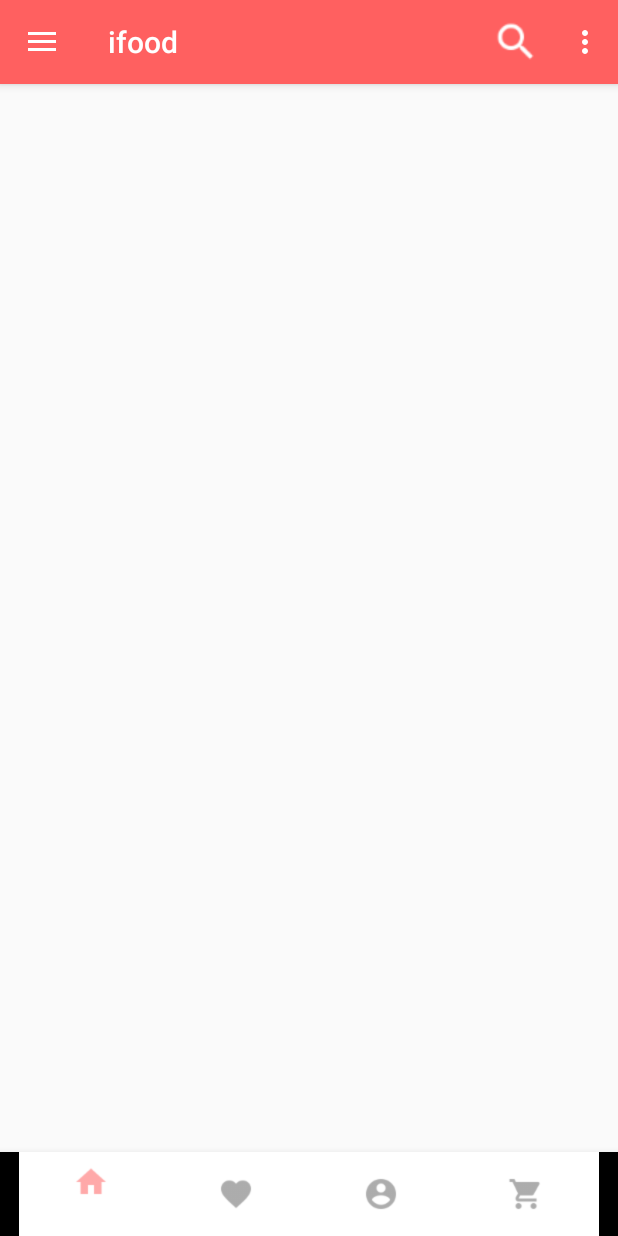
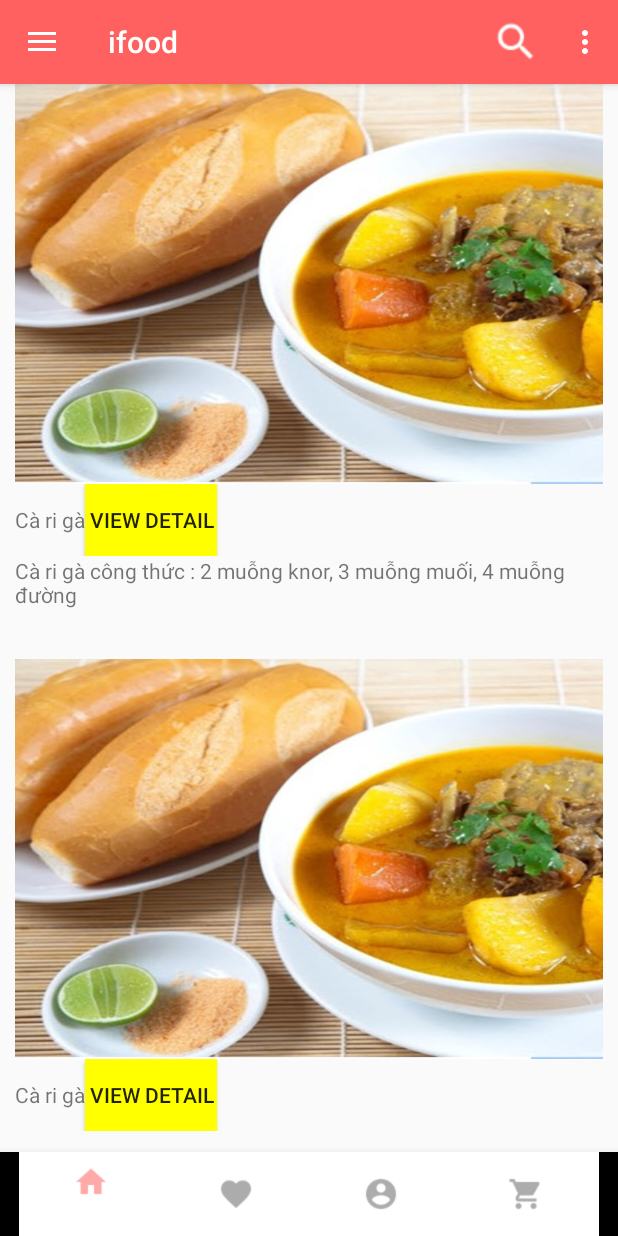
Before and after one commit to firepaperbird/project_iFood, an Android app: the screen it shows after launch (mainMenuActivity), on a phone screen of 412 x 824 dp. Run offline under Robolectric (Android 15) with nearby library versions, the light colour scheme and no system bars.

Commit message:
Commit layout main menu and footer layout

```diff
--- a/app/src/main/java/com/ifood/ifood/mainMenuActivity.java
+++ b/app/src/main/java/com/ifood/ifood/mainMenuActivity.java
@@ -1,6 +1,9 @@
 package com.ifood.ifood;
 
 import android.content.res.Configuration;
+import android.graphics.Bitmap;
+import android.graphics.BitmapFactory;
+import android.graphics.Color;
 import android.support.annotation.Nullable;
 import android.support.v4.widget.DrawerLayout;
 import android.support.v7.app.ActionBarDrawerToggle;
@@ -8,16 +11,70 @@ import android.support.v7.app.AppCompatActivity;
 import android.os.Bundle;
 import android.view.Menu;
 import android.view.MenuItem;
+import android.view.View;
+import android.view.ViewGroup;
+import android.widget.Button;
+import android.widget.ImageView;
+import android.widget.LinearLayout;
+import android.widget.ScrollView;
+import android.widget.TextView;
 import android.widget.Toast;
+
+import org.w3c.dom.Text;
 
 public class mainMenuActivity extends AppCompatActivity {
     private DrawerLayout drawerLayout;
     private ActionBarDrawerToggle drawerToggle;
+    private LinearLayout listMenu;
     @Override
     protected void onCreate(Bundle savedInstanceState) {
         super.onCreate(savedInstanceState);
         setContentView(R.layout.activity_main_menu);
 
+        setDrawerLayout();
+
+        LinearLayout.LayoutParams layoutMenu = new LinearLayout.LayoutParams(ViewGroup.LayoutParams.WRAP_CONTENT,
+                ViewGroup.LayoutParams.WRAP_CONTENT);
+        layoutMenu.setMargins(0,0,0,50);
+        LinearLayout.LayoutParams layoutParamsText = new LinearLayout.LayoutParams(ViewGroup.LayoutParams.WRAP_CONTENT,
+                ViewGroup.LayoutParams.WRAP_CONTENT);
+        listMenu = (LinearLayout) findViewById(R.id.listMenu);
+
+        for (int i = 0; i < 5; i++){
+            LinearLayout layout = new LinearLayout(this);
+            layout.setOrientation(LinearLayout.VERTICAL);
+            layout.setLayoutParams(layoutMenu);
+
+            ImageView imageMenu = new ImageView(this);
+            imageMenu.setLayoutParams(new LinearLayout.LayoutParams(800, 400));
+            imageMenu.setImageResource(R.drawable.mon_ca_ri_ga);
+            imageMenu.setScaleType(ImageView.ScaleType.FIT_XY);
+
+            LinearLayout titleLayout = new LinearLayout(this);
+            titleLayout.setOrientation(LinearLayout.HORIZONTAL);
+
+            TextView txtTitle = new TextView(this);
+            txtTitle.setLayoutParams(layoutParamsText);
+            txtTitle.setText("Cà ri gà");
+
+            Button btnViewDetail = new Button(this);
+            btnViewDetail.setBackgroundColor(Color.YELLOW);
+            btnViewDetail.setText("View Detail");
+            btnViewDetail.setLayoutParams(layoutParamsText);
+
+            titleLayout.addView(txtTitle);
+            titleLayout.addView(btnViewDetail);
+
+            TextView txtDescription = new TextView(this);
+            txtDescription.setLayoutParams(layoutParamsText);
+            txtDescription.setText("Cà ri gà công thức : 2 muỗng knor, 3 muỗng muối, 4 muỗng đường");
+
+            layout.addView(imageMenu);
+            layout.addView(titleLayout);
+            layout.addView(txtDescription);
+
+            listMenu.addView(layout);
+        }
         drawerLayout = (DrawerLayout) findViewById(R.id.activity_main_drawer);
         drawerToggle = new ActionBarDrawerToggle(this, drawerLayout, R.string.navigation_drawer_open, R.string.navigation_drawer_close);
         drawerLayout.addDrawerListener(drawerToggle);
@@ -62,4 +119,12 @@ public class mainMenuActivity extends AppCompatActivity {
         }
         return super.onOptionsItemSelected(item);
     }
+
+    private void setDrawerLayout(){
+        drawerLayout = (DrawerLayout) findViewById(R.id.activity_main_drawer);
+        drawerToggle = new ActionBarDrawerToggle(this, drawerLayout, R.string.navigation_drawer_open, R.string.navigation_drawer_close);
+        drawerLayout.addDrawerListener(drawerToggle);
+        getSupportActionBar().setDisplayHomeAsUpEnabled(true);
+        getSupportActionBar().setHomeButtonEnabled(true);
+    }
 }
--- a/app/src/main/res/layout/activity_main_menu.xml
+++ b/app/src/main/res/layout/activity_main_menu.xml
@@ -16,6 +16,23 @@
         tools:context=".mainMenuActivity">
 
 
+        <ScrollView
+            android:layout_width="match_parent"
+            android:layout_height="match_parent"
+            android:fillViewport="true"
+            android:layout_marginRight="10dp"
+            android:layout_marginLeft="10dp"
+            android:layout_marginBottom="70dp">
+
+            <LinearLayout
+                android:layout_width="match_parent"
+                android:layout_height="wrap_content"
+                android:id="@+id/listMenu"
+                android:orientation="vertical">
+
+            </LinearLayout>
+
+        </ScrollView>
     </RelativeLayout>
 
     <include layout="@layout/bottom_layout"/>
--- a/app/src/main/res/values/dimens.xml
+++ b/app/src/main/res/values/dimens.xml
@@ -19,4 +19,5 @@
     <dimen name="navigation_header_height">160dp</dimen>
     <dimen name="navigation_item_height">48dp</dimen>
     <dimen name="navigation_item_icon_size">24dp</dimen>
+
 </resources>
```
Also changed, not shown: app/src/main/res/drawable/mon_ca_ri_ga.jpg (added).
